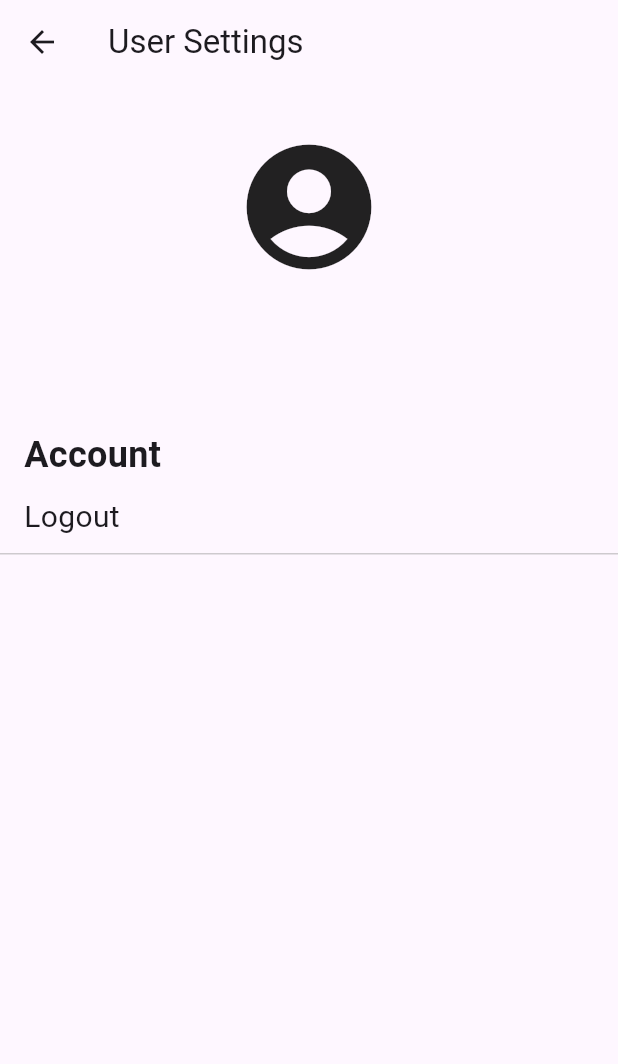
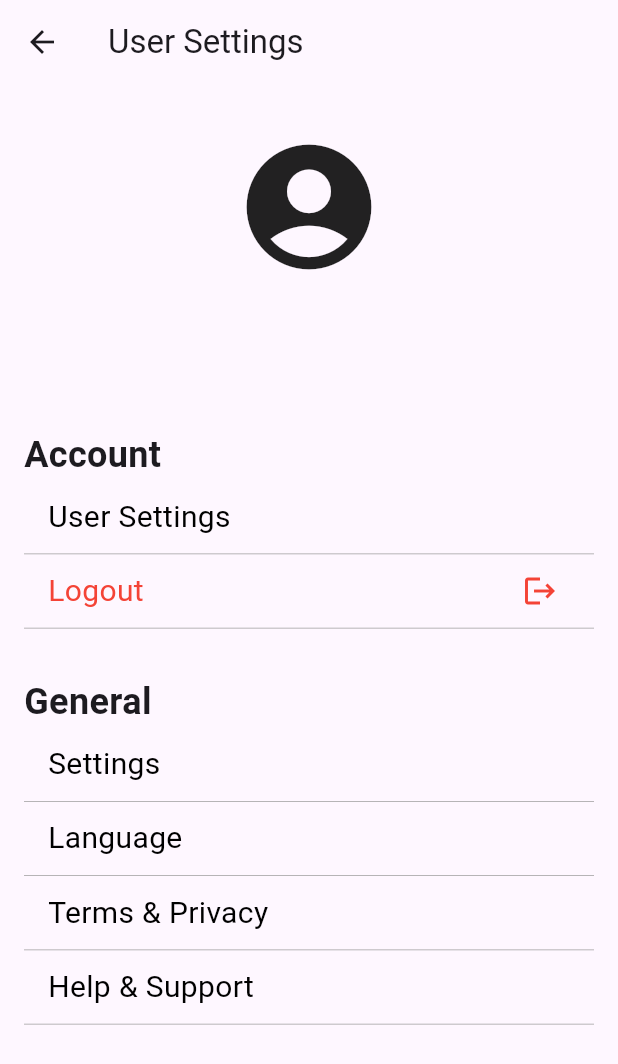
Before and after one commit to AAdrian565/OrMeal, a Flutter app: the screen it shows once a user with an empty profile is signed in, after a tap on the "account circle" icon, on a phone screen of 412 x 824 dp. Shown: the top 1064 px of the screen. Run offline on Flutter 3.47's test engine with Material 3 defaults, Android fonts, the light colour scheme and no system bars; our stand-ins replace cloud_firestore, firebase_auth, firebase_core; accounts and stored records are empty.

Commit message:
minor ui change

```diff
--- a/lib/pages/navigation.dart
+++ b/lib/pages/navigation.dart
@@ -97,6 +97,10 @@ class _MainPage extends State<MainPage> {
   Widget buildNavigationBarWidget(int currentIndex) {
     return BottomNavigationBar(
       type: BottomNavigationBarType.fixed,
+      backgroundColor: Colors.green,
+      selectedItemColor: Colors.white,
+      unselectedItemColor: Colors.grey[300],
+      showUnselectedLabels: false,
       onTap: (int index) {
         setState(() {
           currentPageIndex = index;
@@ -120,10 +124,6 @@ class _MainPage extends State<MainPage> {
           label: 'About Us',
         ),
       ],
-      backgroundColor: Colors.green,
-      selectedItemColor: Colors.white,
-      unselectedItemColor: Colors.grey[300],
-      showUnselectedLabels: false,
     );
   }
 }
--- a/lib/pages/userSettings.dart
+++ b/lib/pages/userSettings.dart
@@ -24,12 +24,23 @@ class _UserSettingPage extends State<UserSettingPage> {
           children: [
             userProfile(),
             HomeTitle("Account"),
+            SettingButton(buttonText: "User Settings"),
             SettingButton(
                 buttonText: "Logout",
+                textColor: Colors.red,
+                icon: Icon(
+                  Icons.logout,
+                  color: Colors.red,
+                ),
                 onTap: () {
                   signUserOut();
                   Navigator.pop(context);
                 }),
+            HomeTitle("General"),
+            SettingButton(buttonText: "Settings"),
+            SettingButton(buttonText: "Language"),
+            SettingButton(buttonText: "Terms & Privacy"),
+            SettingButton(buttonText: "Help & Support"),
           ],
         ),
       ),
@@ -69,8 +80,12 @@ class _UserSettingPage extends State<UserSettingPage> {
   Widget SettingButton({
     required String buttonText,
     VoidCallback? onTap,
+    Color? textColor,
+    Icon? icon, // New optional parameter for the icon
   }) {
-    return GestureDetector(
+    return Padding(
+      padding: const EdgeInsets.only(left: 16.0, right: 16.0),
+      child: GestureDetector(
         onTap: onTap,
         child: Container(
           decoration: BoxDecoration(
@@ -82,12 +97,28 @@ class _UserSettingPage extends State<UserSettingPage> {
             ),
           ),
           child: Padding(
-          padding: const EdgeInsets.symmetric(vertical: 10.0, horizontal: 16.0),
+            padding:
+                const EdgeInsets.symmetric(vertical: 10.0, horizontal: 16.0),
+            child: Row(
+              children: [
+                Expanded(
                   child: Align(
                     alignment: Alignment.centerLeft,
                     child: Text(
                       buttonText,
-              style: TextStyle(fontSize: 20),
+                      style: TextStyle(
+                        color: textColor ?? Colors.black,
+                        fontSize: 20,
+                      ),
+                    ),
+                  ),
+                ),
+                if (icon != null)
+                  Padding(
+                    padding: const EdgeInsets.only(right: 8.0),
+                    child: icon,
+                  ),
+              ],
             ),
           ),
         ),
```
Also changed, not shown: lib/pages/home.dart (+10 -1 lines), lib/pages/mealSaved.dart (+15 -11 lines). Lines whose indentation alone changed are shown as unchanged.
